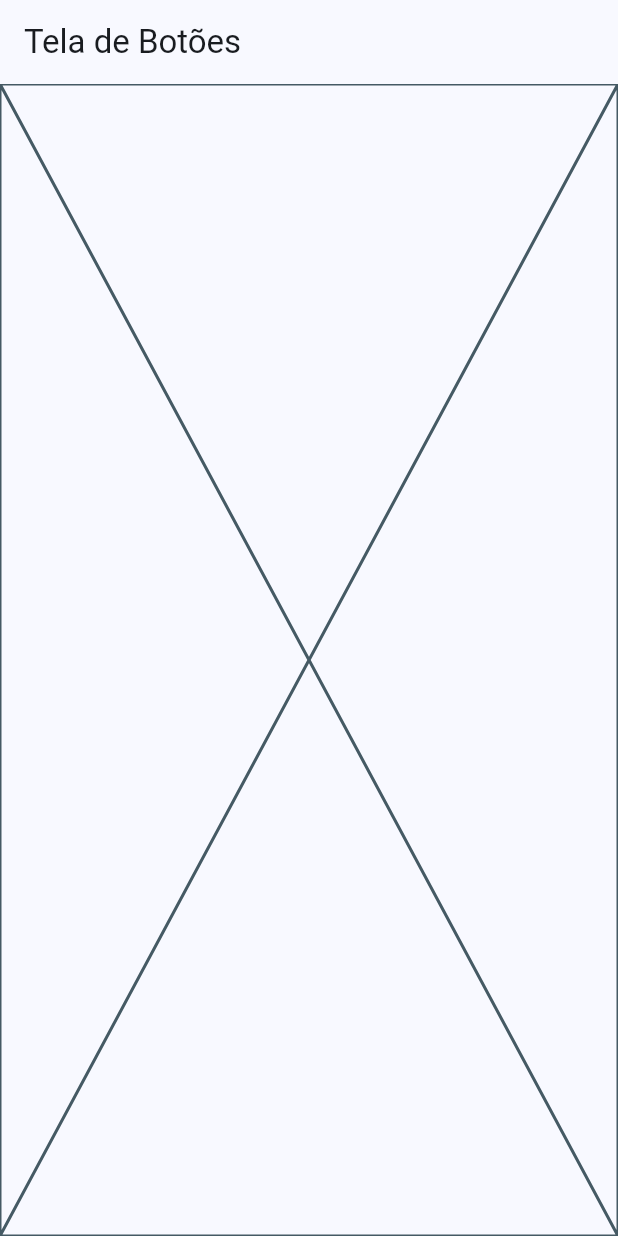
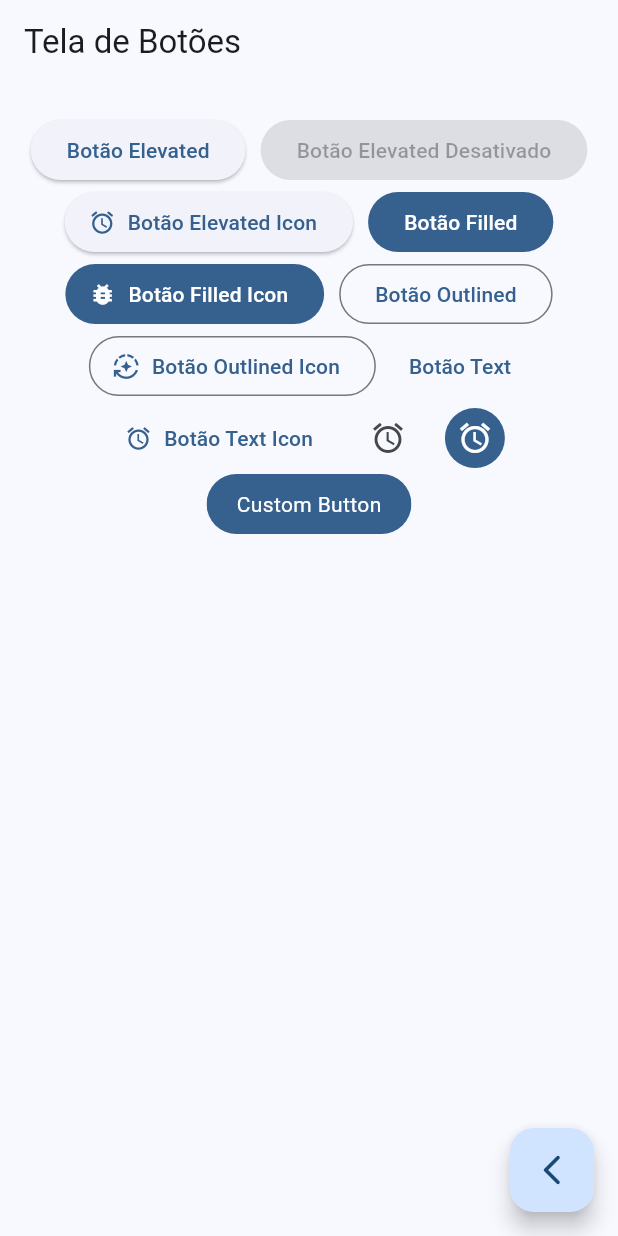
Before and after one commit to andreneri2004/collection-widgets, a Flutter app: the ButtonsScreen screen opened by its route, on a phone screen of 412 x 824 dp. Run offline on Flutter 3.47's test engine with Material 3 defaults, Android fonts, the phone set to English and light mode, and no system bars; our stand-ins replace go_router.

Commit message:
Finalizando exemplos de botões

```diff
--- a/lib/config/menu/menu_item.dart
+++ b/lib/config/menu/menu_item.dart
@@ -1,4 +1,4 @@
-import 'package:flutter/material.dart' show IconData, Icons;
+import 'package:flutter/material.dart';
 
 class MenuItem {
   final String title;
--- a/lib/presentation/screens/buttons/buttons_screen.dart
+++ b/lib/presentation/screens/buttons/buttons_screen.dart
@@ -1,4 +1,5 @@
 import 'package:flutter/material.dart';
+import 'package:go_router/go_router.dart';
 
 class ButtonsScreen extends StatelessWidget {
   static const String name = 'buttons';
@@ -8,7 +9,120 @@ class ButtonsScreen extends StatelessWidget {
   Widget build(BuildContext context) {
     return Scaffold(
       appBar: AppBar(title: Text('Tela de Botões')),
-      body: Placeholder(),
+      body: _ButtonsView(),
+      floatingActionButton: FloatingActionButton(
+        onPressed: () {
+          context.pop();
+        },
+        child: const Icon(Icons.arrow_back_ios_new_rounded),
+      ),
     );
   }
 }
+
+class _ButtonsView extends StatelessWidget {
+  const _ButtonsView();
+
+  @override
+  Widget build(BuildContext context) {
+    final String nameButton = 'Botão';
+    final color = Theme.of(context).colorScheme;
+    return SizedBox(
+      width: double.infinity,
+      child: Padding(
+        padding: const EdgeInsetsGeometry.symmetric(
+          horizontal: 10,
+          vertical: 20,
+        ),
+        child: Wrap(
+          alignment: WrapAlignment.center,
+          spacing: 10,
+          children: [
+            ElevatedButton(
+              onPressed: () {},
+              child: Text('$nameButton Elevated'),
+            ),
+
+            ElevatedButton(
+              onPressed: null,
+              child: Text('$nameButton Elevated Desativado'),
+            ),
+
+            ElevatedButton.icon(
+              onPressed: () {},
+              label: Text('$nameButton Elevated Icon'),
+              icon: const Icon(Icons.access_alarm_rounded),
+            ),
+
+            FilledButton(onPressed: () {}, child: Text('$nameButton Filled')),
+
+            FilledButton.icon(
+              onPressed: () {},
+              icon: const Icon(Icons.bug_report),
+              label: Text('$nameButton Filled Icon'),
+            ),
+
+            OutlinedButton(
+              onPressed: () {},
+              child: Text('$nameButton Outlined'),
+            ),
+
+            OutlinedButton.icon(
+              onPressed: () {},
+              icon: Icon(Icons.auto_mode_outlined),
+              label: Text('$nameButton Outlined Icon'),
+            ),
+
+            TextButton(onPressed: () {}, child: Text('$nameButton Text')),
+            TextButton.icon(
+              onPressed: () {},
+              icon: Icon(Icons.access_alarm),
+              label: Text('$nameButton Text Icon'),
+            ),
+
+            IconButton(onPressed: () {}, icon: Icon(Icons.access_alarm)),
+
+            IconButton(
+              onPressed: () {},
+              icon: Icon(Icons.access_alarm),
+              style: ButtonStyle(
+                backgroundColor: WidgetStateProperty.all(color.primary),
+                iconColor: WidgetStateProperty.all(color.onPrimary),
+              ),
+            ),
+
+            _CustomButtom(),
+          ],
+        ),
+      ),
+    );
+  }
+}
+
+class _CustomButtom extends StatelessWidget {
+  const _CustomButtom({super.key});
+
+  @override
+  Widget build(BuildContext context) {
+    final colors = Theme.of(context).colorScheme;
+
+    return ClipRRect(
+      borderRadius: BorderRadius.circular(20),
+      child: Material(
+        color: colors.primary,
+        child: InkWell(
+          onTap: () {
+            print('Click');
+          },
+          child: Padding(
+            padding: const EdgeInsets.symmetric(horizontal: 20, vertical: 10),
+            child: Text(
+              'Custom Button',
+              style: TextStyle(color: colors.onPrimary),
+            ),
+          ),
+        ),
+      ),
+    );
+  }
+}
--- a/lib/presentation/screens/home/home_screen.dart
+++ b/lib/presentation/screens/home/home_screen.dart
@@ -1,6 +1,4 @@
 import 'package:collectionn_widgets/config/menu/menu_item.dart';
-import 'package:collectionn_widgets/presentation/screens/buttons/buttons_screen.dart';
-import 'package:collectionn_widgets/presentation/screens/cards/cards_screen.dart';
 import 'package:flutter/material.dart';
 import 'package:go_router/go_router.dart';
 
@@ -11,7 +9,7 @@ class HomeScreen extends StatelessWidget {
   @override
   Widget build(BuildContext context) {
     return Scaffold(
-      appBar: AppBar(title: const Text('Componentes Flutter')),
+      appBar: AppBar(title: const Text('Lembretes de componentes - Neri')),
       body: _HomeView(),
     );
   }
@@ -33,9 +31,8 @@ class _HomeView extends StatelessWidget {
 }
 
 class _CustomListTitle extends StatelessWidget {
+  final MenuItem menuItem;
   const _CustomListTitle({required this.menuItem});
-
-  final MenuItem menuItem;
 
   @override
   Widget build(BuildContext context) {
```
